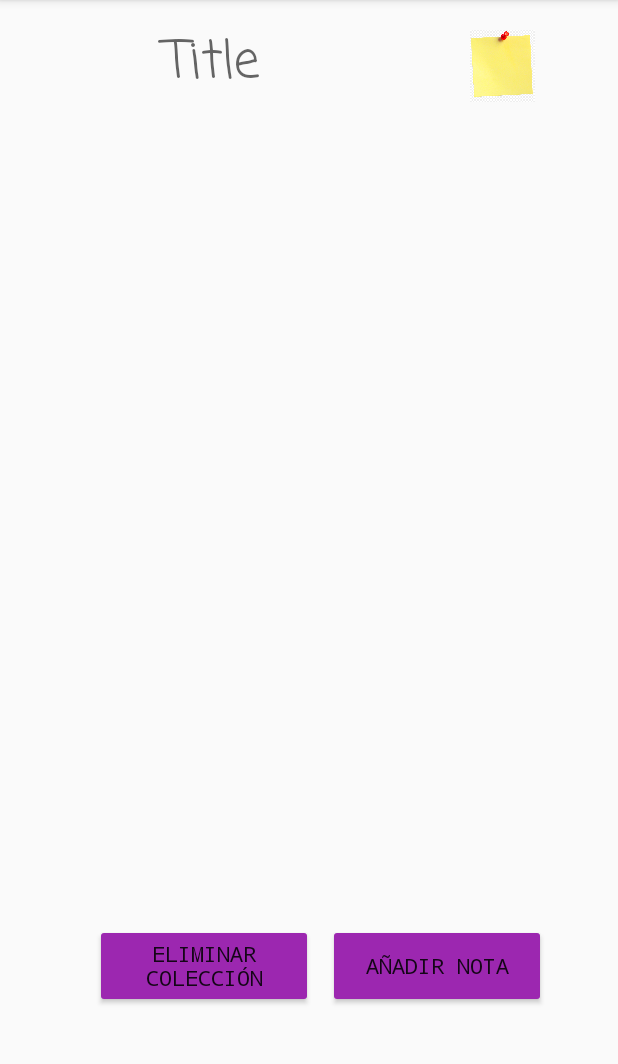
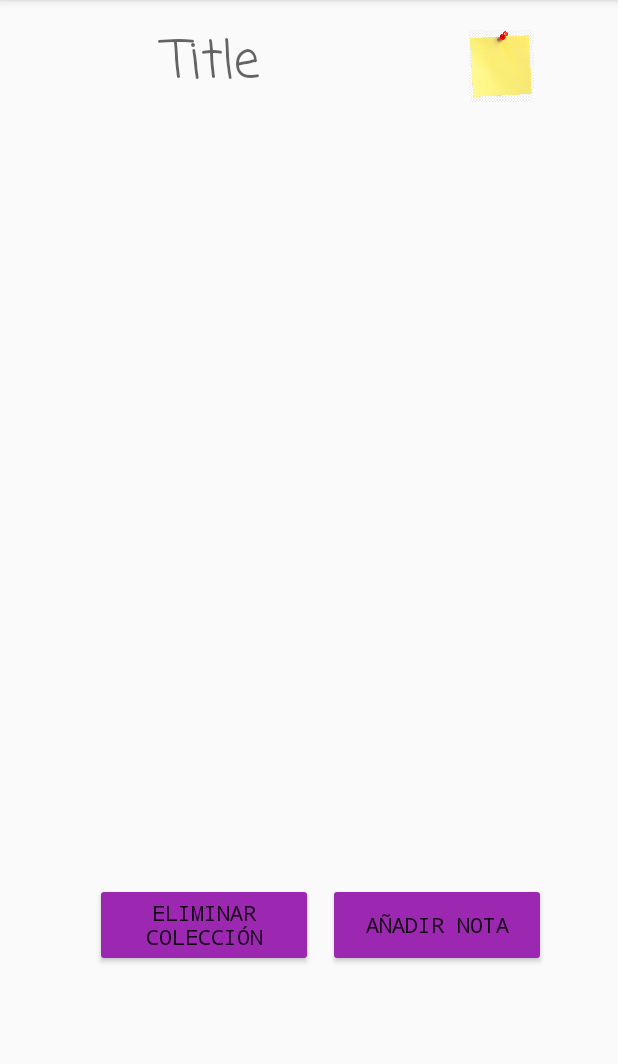
Before and after one commit to igor-isasi/notas, an Android app: the ColeccionActivity screen opened directly, with no data from a screen before it, on a phone screen of 412 x 824 dp, the part 84-1148 px from its top. Run offline under Robolectric (Android 15) with nearby library versions, the phone set to English and light mode, and no system bars.

Commit message:
Cambios en el layout

```diff
--- a/app/src/main/res/layout-land/activity_coleccion.xml
+++ b/app/src/main/res/layout-land/activity_coleccion.xml
@@ -52,10 +52,11 @@
 
     <TextView
         android:id="@+id/tituloColeccion"
-        android:layout_width="203dp"
-        android:layout_height="42dp"
-        android:layout_marginStart="192dp"
+        android:layout_width="371dp"
+        android:layout_height="43dp"
+        android:layout_marginStart="80dp"
         android:layout_marginTop="8dp"
+        android:layout_marginEnd="2dp"
         android:layout_marginBottom="8dp"
         android:fontFamily="casual"
         android:text="Title"
@@ -63,9 +64,10 @@
         android:textAppearance="@style/TextAppearance.AppCompat.Medium"
         android:textSize="34sp"
         app:layout_constraintBottom_toTopOf="@+id/listaCole"
+        app:layout_constraintEnd_toStartOf="@+id/imageView"
         app:layout_constraintStart_toStartOf="parent"
         app:layout_constraintTop_toTopOf="parent"
-        app:layout_constraintVertical_bias="0.0" />
+        app:layout_constraintVertical_bias="1.0" />
 
     <ImageView
         android:id="@+id/imageView"
--- a/app/src/main/res/layout/activity_coleccion.xml
+++ b/app/src/main/res/layout/activity_coleccion.xml
@@ -8,14 +8,13 @@
 
     <ListView
         android:id="@+id/listaCole"
-        android:layout_width="314dp"
-        android:layout_height="355dp"
+        android:layout_width="291dp"
+        android:layout_height="274dp"
         android:layout_marginStart="16dp"
         android:layout_marginTop="8dp"
         android:layout_marginEnd="16dp"
         app:layout_constraintBottom_toTopOf="@+id/botonCrearCole"
         app:layout_constraintEnd_toEndOf="parent"
-        app:layout_constraintHorizontal_bias="0.507"
         app:layout_constraintStart_toStartOf="parent"
         app:layout_constraintTop_toBottomOf="@+id/imageView" />
 
@@ -53,8 +52,8 @@
 
     <TextView
         android:id="@+id/tituloColeccion"
-        android:layout_width="215dp"
-        android:layout_height="55dp"
+        android:layout_width="214dp"
+        android:layout_height="107dp"
         android:layout_marginStart="8dp"
         android:layout_marginTop="16dp"
         android:layout_marginEnd="8dp"
```
